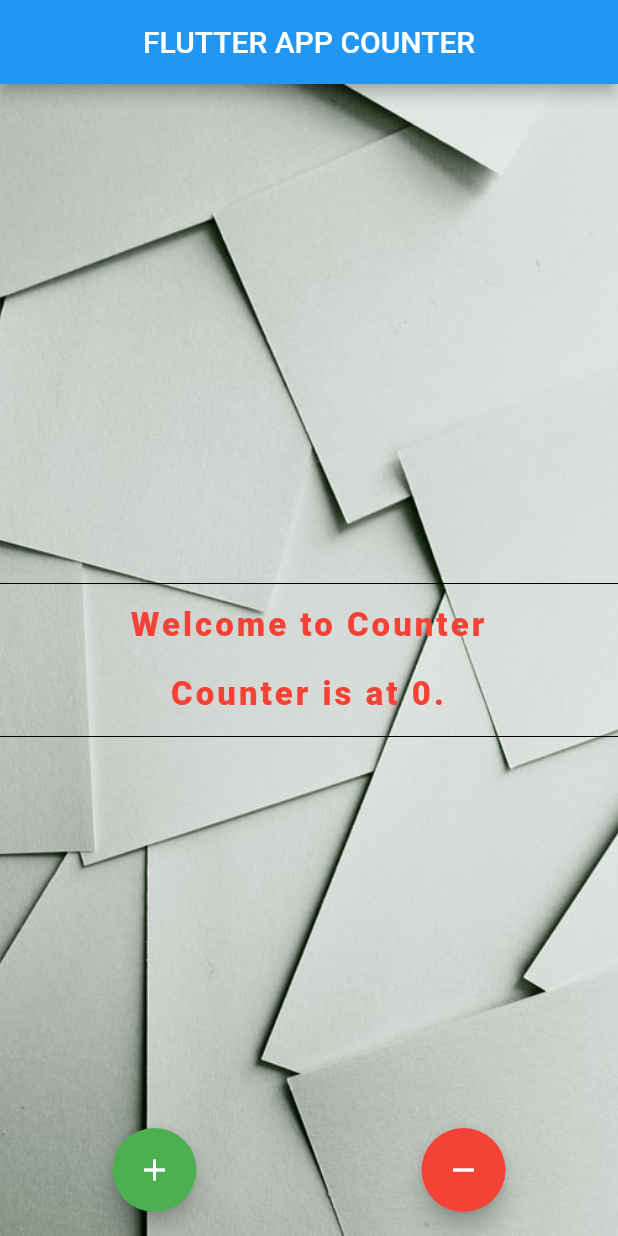
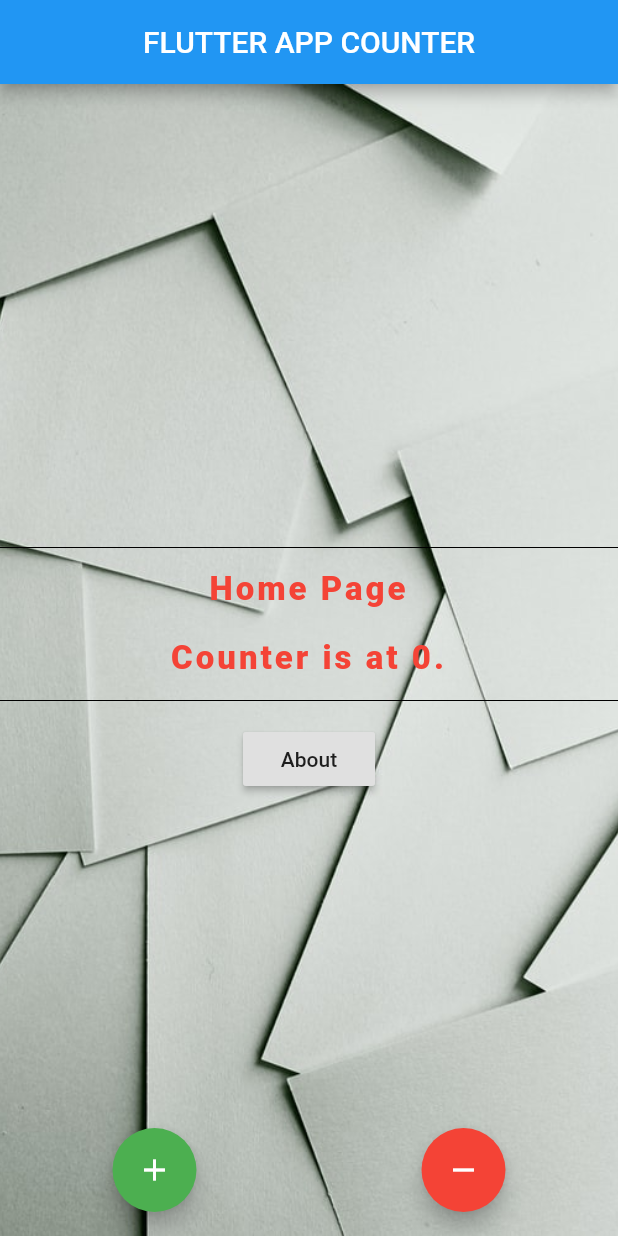
Before and after one commit to AbhayPai/flutter-samples, a Flutter app: the screen it shows after launch, on a phone screen of 412 x 824 dp. Run offline on Flutter 3.47's test engine with Material 2 defaults, Android fonts, the light colour scheme and no system bars.

Commit message:
Using RaisedButton with MaterialPageRoute

```diff
--- a/lib/Configurations/ConfigurationApp.dart
+++ b/lib/Configurations/ConfigurationApp.dart
@@ -6,7 +6,13 @@ class ConfigurationApp {
   }
 
   String getAppWelcomeMessage() {
-    String welcomeMsg = 'Welcome to Counter';
+    String welcomeMsg = 'Home Page';
+
+    return welcomeMsg;
+  }
+
+  String getAboutMessage() {
+    String welcomeMsg = 'About Page';
 
     return welcomeMsg;
   }
--- a/lib/Pages/PageHome.dart
+++ b/lib/Pages/PageHome.dart
@@ -3,7 +3,7 @@ import 'package:flutter/widgets.dart';
 // Custom packages
 import 'package:flutter_app_counter/States/StateHome.dart';
 
-class Home extends StatefulWidget {
+class PageHome extends StatefulWidget {
   @override
   StateHome createState() => StateHome();
 }
--- a/lib/States/StateHome.dart
+++ b/lib/States/StateHome.dart
@@ -1,12 +1,13 @@
 import 'package:flutter/material.dart';
 import 'package:flutter/painting.dart';
+import 'package:flutter_app_counter/Pages/PageAbout.dart';
 
 // Custom packages
 import 'package:flutter_app_counter/Pages/PageHome.dart';
+import 'package:flutter_app_counter/Widgets/WidgetAppBar.dart';
 import 'package:flutter_app_counter/Configurations/ConfigurationApp.dart';
-import 'package:flutter_app_counter/Widgets/WidgetAppBar.dart';
 
-class StateHome extends State<Home> {
+class StateHome extends State<PageHome> {
   final ConfigurationApp configApp = new ConfigurationApp();
   final WidgetAppBar widgetAppBar = new WidgetAppBar();
 
@@ -70,6 +71,17 @@ class StateHome extends State<Home> {
                       height: 30.0,
                       color: Colors.black,
                     ),
+                    RaisedButton(
+                      child: Text(
+                        'About'
+                      ),
+                      onPressed: () {
+                        Navigator.push(
+                          context,
+                          MaterialPageRoute(builder: (context) => PageAbout())
+                        );
+                      }
+                    ),
                   ],
                 ),
               ),
@@ -85,6 +97,7 @@ class StateHome extends State<Home> {
                 child: Icon(
                   Icons.add,
                 ),
+                heroTag: "incrementCounter",
                 backgroundColor: Colors.green,
                 onPressed: incrementCounter,
               ),
@@ -95,6 +108,7 @@ class StateHome extends State<Home> {
                 child: Icon(
                   Icons.remove,
                 ),
+                heroTag: "decrementCounter",
                 backgroundColor: Colors.red,
                 onPressed: decrementCounter,
               ),
--- a/lib/main.dart
+++ b/lib/main.dart
@@ -7,7 +7,7 @@ void main() {
   runApp(
     MaterialApp(
       // referenced from https://api.flutter.dev/flutter/material/Scaffold/Scaffold.html
-      home: Home()
+      home: PageHome()
     ),
   );
 }
```
Also changed, not shown: lib/Pages/PageAbout.dart (added, +9 -0 lines), lib/States/StateAbout.dart (added, +76 -0 lines).
